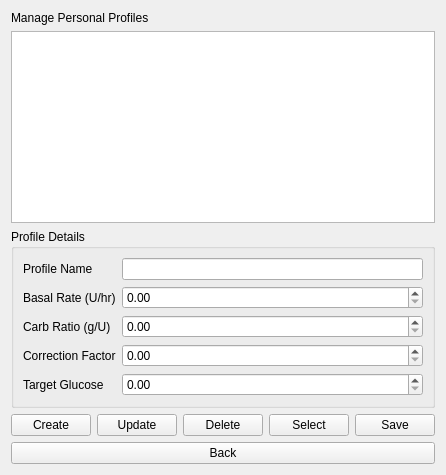
Before: the Qt Designer form code/settings.ui in xHWAHx/InsulinPumpSimulator-Group35, drawn with Qt 5.
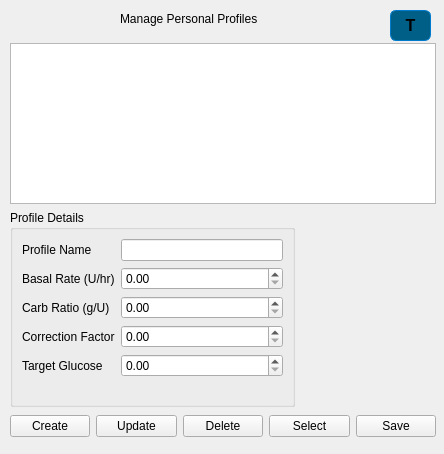
After: the same form once the commit is applied.

What changed in the file:
```diff
--- a/code/settings.ui
+++ b/code/settings.ui
@@ -2,19 +2,46 @@
 <ui version="4.0">
  <class>Settings</class>
  <widget class="QWidget" name="Settings">
-  <layout class="QVBoxLayout" name="verticalLayout">
-   <item>
+  <property name="geometry">
+   <rect>
+    <x>0</x>
+    <y>0</y>
+    <width>444</width>
+    <height>454</height>
+   </rect>
+  </property>
     <widget class="QLabel" name="titleLabel">
+   <property name="geometry">
+    <rect>
+     <x>120</x>
+     <y>10</y>
+     <width>163</width>
+     <height>17</height>
+    </rect>
+   </property>
      <property name="text">
       <string>Manage Personal Profiles</string>
      </property>
     </widget>
-   </item>
-   <item>
-    <widget class="QListWidget" name="profileList"/>
-   </item>
-   <item>
+  <widget class="QListWidget" name="profileList">
+   <property name="geometry">
+    <rect>
+     <x>10</x>
+     <y>43</y>
+     <width>426</width>
+     <height>161</height>
+    </rect>
+   </property>
+  </widget>
     <widget class="QGroupBox" name="profileGroupBox">
+   <property name="geometry">
+    <rect>
+     <x>10</x>
+     <y>210</y>
+     <width>285</width>
+     <height>197</height>
+    </rect>
+   </property>
      <property name="title">
       <string>Profile Details</string>
      </property>
@@ -71,8 +98,49 @@
       </item>
      </layout>
     </widget>
-   </item>
-   <item>
+  <widget class="QPushButton" name="logoButton">
+   <property name="geometry">
+    <rect>
+     <x>390</x>
+     <y>10</y>
+     <width>41</width>
+     <height>31</height>
+    </rect>
+   </property>
+   <property name="styleSheet">
+    <string notr="true">QPushButton#logoButton {
+    background-color: #005F87;
+    color: black;
+    font-weight: bold;
+    font-size: 16px;
+    padding: 6px 12px;
+    border-radius: 6px;
+    border: 1px solid #007ACC;
+}
+
+QPushButton#logoButton:hover {
+    background-color: #1E90FF;
+}
+
+QPushButton#logoButton:pressed {
+    background-color: #007ACC;
+    color: white;
+}
+</string>
+   </property>
+   <property name="text">
+    <string>T</string>
+   </property>
+  </widget>
+  <widget class="QWidget" name="">
+   <property name="geometry">
+    <rect>
+     <x>10</x>
+     <y>413</y>
+     <width>426</width>
+     <height>27</height>
+    </rect>
+   </property>
     <layout class="QHBoxLayout" name="buttonLayout">
      <item>
       <widget class="QPushButton" name="buttonCreate">
@@ -110,15 +178,7 @@
       </widget>
      </item>
     </layout>
-   </item>
-   <item>
-    <widget class="QPushButton" name="buttonBack">
-     <property name="text">
-      <string>Back</string>
-     </property>
-    </widget>
-   </item>
-  </layout>
+  </widget>
  </widget>
  <resources/>
  <connections/>
```
Lines whose indentation alone changed are shown as unchanged.
